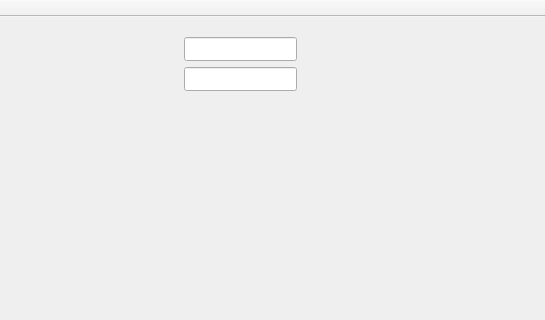
Before: the Qt Designer form mainwindow.ui in RazeSorcererKing/telemetrie-marathon, drawn with Qt 5; both pictures show x 606 to 1151 and y 0 to 320 of the 1151 by 456 pixel window.
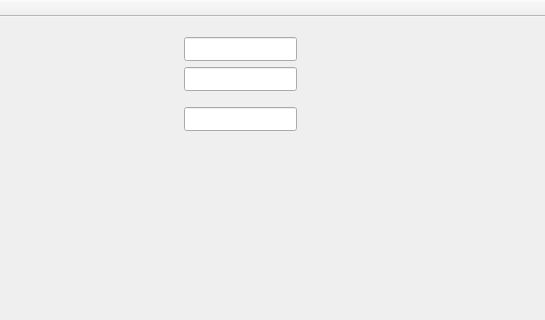
After: the same form once the commit is applied.

Commit message: Ajout Fréquence cardiaque

Diff of the .ui file:
```diff
--- a/mainwindow.ui
+++ b/mainwindow.ui
@@ -177,6 +177,16 @@
      </rect>
     </property>
    </widget>
+   <widget class="QLineEdit" name="lineEdit_bpm">
+    <property name="geometry">
+     <rect>
+      <x>790</x>
+      <y>90</y>
+      <width>113</width>
+      <height>24</height>
+     </rect>
+    </property>
+   </widget>
   </widget>
   <widget class="QMenuBar" name="menuBar">
    <property name="geometry">
```
The commit also changes 1 other file.
